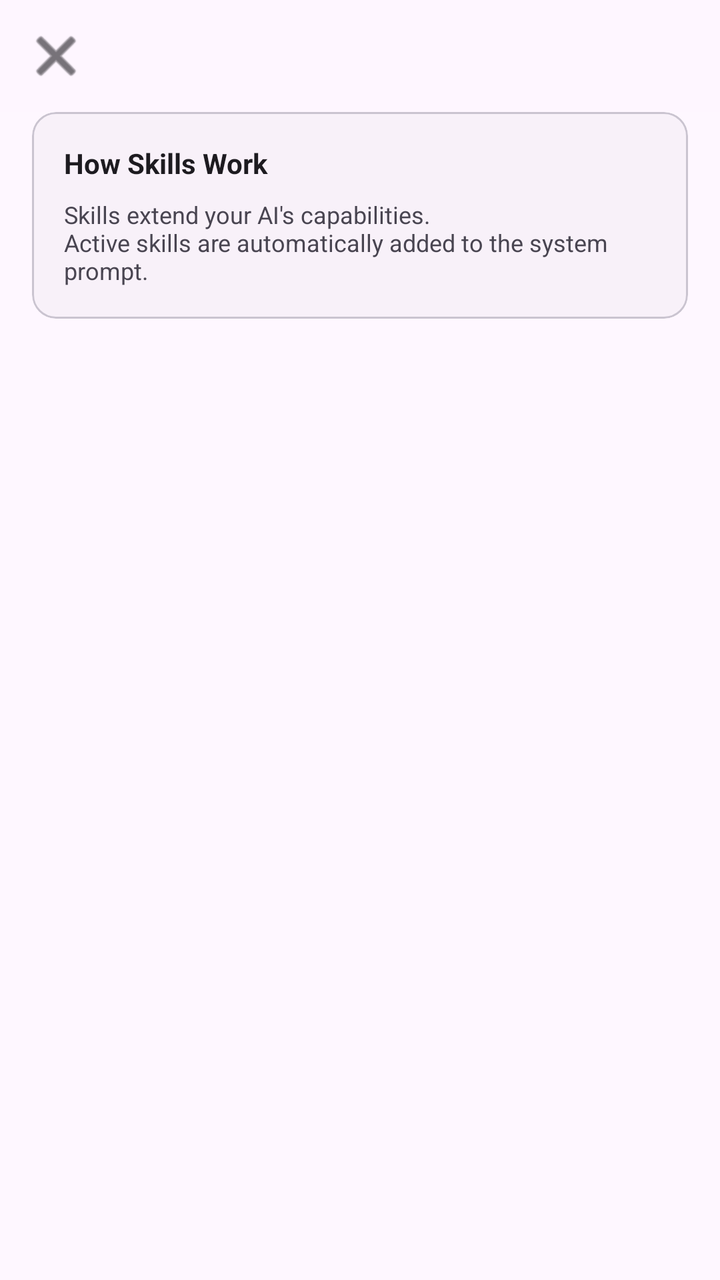
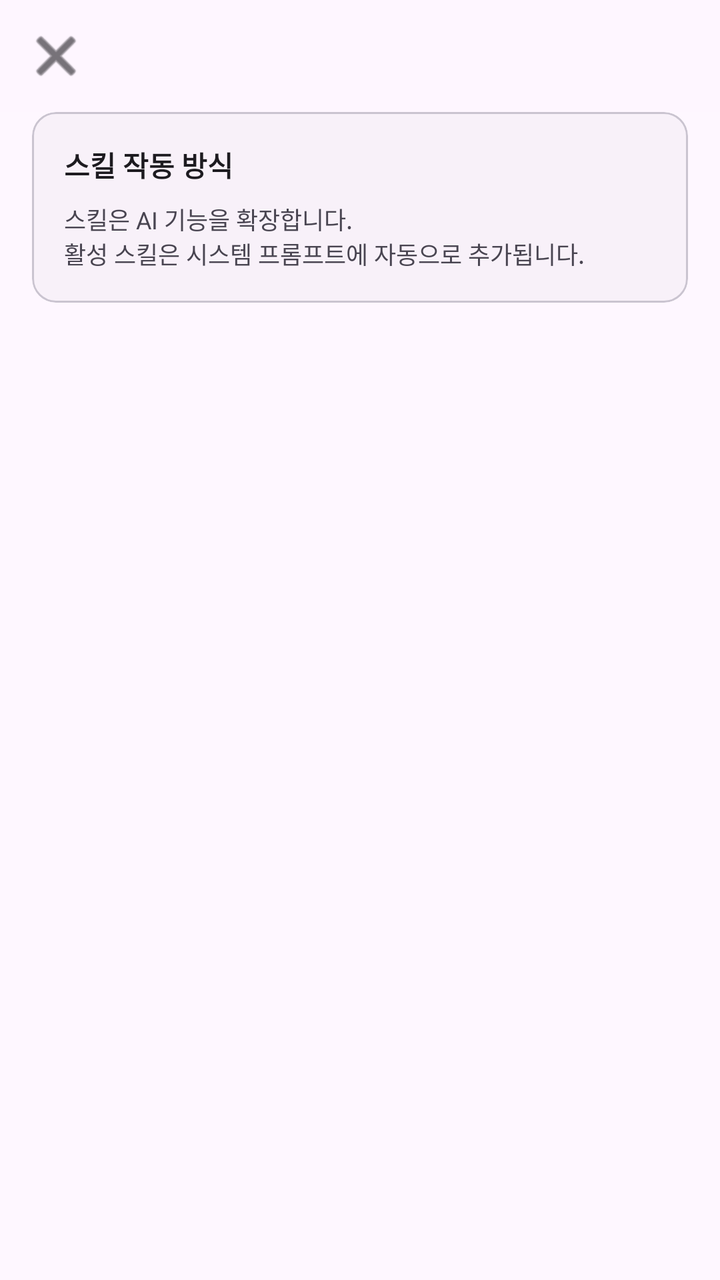

Two renders of the same Android screen: before a commit and after it. Below are the layout's source before the change and the commit's diff.
<!-- AndroidManifest.xml: application theme Theme.ClawDroid -->
<!-- res/layout/fragment_skill_settings.xml -->
<?xml version="1.0" encoding="utf-8"?>
<LinearLayout
    xmlns:android="http://schemas.android.com/apk/res/android"
    xmlns:app="http://schemas.android.com/apk/res-auto"
    android:layout_width="match_parent"
    android:layout_height="match_parent"
    android:orientation="vertical"
    android:background="@color/md_surface">

    <com.google.android.material.appbar.MaterialToolbar
        android:id="@+id/toolbar"
        android:layout_width="match_parent"
        android:layout_height="@dimen/toolbar_height"
        android:background="@color/surface_80"
        android:elevation="0dp"
        app:navigationIcon="@android:drawable/ic_menu_close_clear_cancel"
        app:navigationIconTint="@color/md_on_surface" />

    
    <com.google.android.material.card.MaterialCardView
        android:layout_width="match_parent"
        android:layout_height="wrap_content"
        android:layout_marginHorizontal="@dimen/spacing_lg"
        app:cardCornerRadius="@dimen/radius_lg"
        app:cardElevation="0dp"
        app:cardBackgroundColor="@color/md_surface_container_low">

        <LinearLayout
            android:layout_width="match_parent"
            android:layout_height="wrap_content"
            android:orientation="vertical"
            android:padding="@dimen/spacing_lg">

            <TextView
                android:layout_width="wrap_content"
                android:layout_height="wrap_content"
                android:text="How Skills Work"
                android:textSize="@dimen/text_base"
                android:textStyle="bold"
                android:textColor="@color/md_on_surface" />

            <TextView
                android:layout_width="match_parent"
                android:layout_height="wrap_content"
                android:text="Skills extend your AI's capabilities.\nActive skills are automatically added to the system prompt."
                android:textSize="@dimen/text_sm"
                android:textColor="@color/md_on_surface_variant"
                android:layout_marginTop="@dimen/spacing_sm" />

        </LinearLayout>

    </com.google.android.material.card.MaterialCardView>

    <androidx.recyclerview.widget.RecyclerView
        android:id="@+id/recyclerSkills"
        android:layout_width="match_parent"
        android:layout_height="0dp"
        android:layout_weight="1"
        android:clipToPadding="false"
        android:paddingHorizontal="@dimen/spacing_lg"
        android:paddingTop="@dimen/spacing_lg"
        android:paddingBottom="@dimen/spacing_2xl"
        app:layoutManager="androidx.recyclerview.widget.LinearLayoutManager" />

    <TextView
        android:id="@+id/tvEmptyState"
        android:layout_width="match_parent"
        android:layout_height="0dp"
        android:layout_weight="1"
        android:gravity="center"
        android:text="No skills registered.\nAdd SKILL.md to the skills folder."
        android:textSize="@dimen/text_sm"
        android:textColor="@color/md_on_surface_variant"
        android:visibility="gone" />

</LinearLayout>
<!-- resources referenced by this layout -->
<resources>
  <color name="md_on_surface">#1D1B20</color>
  <color name="md_on_surface_variant">#494551</color>
  <color name="md_surface">#FEF7FF</color>
  <color name="md_surface_container_low">#F8F1F9</color>
  <color name="surface_80">#CCFEF7FF</color>
  <dimen name="radius_lg">12dp</dimen>
  <dimen name="spacing_2xl">32dp</dimen>
  <dimen name="spacing_lg">16dp</dimen>
  <dimen name="spacing_sm">8dp</dimen>
  <dimen name="text_base">14sp</dimen>
  <dimen name="text_sm">12sp</dimen>
  <dimen name="toolbar_height">56dp</dimen>
  <style name="Theme.ClawDroid" parent="Theme.Material3.Light.NoActionBar">
          
          <item name="colorPrimary">@color/purple_primary</item>
          <item name="colorPrimaryContainer">@color/purple_primary_variant</item>
          <item name="colorOnPrimary">@color/purple_on_primary</item>
          <item name="colorOnPrimaryContainer">#E0D2FF</item>
  
          
          <item name="colorSecondary">#625B71</item>
          <item name="colorSecondaryContainer">#E8DEF9</item>
          <item name="colorOnSecondary">@color/purple_on_primary</item>
          <item name="colorOnSecondaryContainer">#686177</item>
  
          
          <item name="colorTertiary">#633B48</item>
          <item name="colorTertiaryContainer">#7D5260</item>
          <item name="colorOnTertiary">@color/purple_on_primary</item>
          <item name="colorOnTertiaryContainer">#FFCBDA</item>
  
          
          <item name="colorError">#BA1A1A</item>
          <item name="colorErrorContainer">#FFDAD6</item>
          <item name="colorOnError">@color/purple_on_primary</item>
          <item name="colorOnErrorContainer">#93000A</item>
  
          
          <item name="colorSurface">#FEF7FF</item>
          <item name="colorSurfaceVariant">#E7E0E8</item>
          <item name="colorOnSurface">#1D1B20</item>
          <item name="colorOnSurfaceVariant">#494551</item>
          <item name="android:colorBackground">@color/background</item>
          <item name="colorOnBackground">#1D1B20</item>
          <item name="colorSurfaceContainerLowest">#FFFFFF</item>
          <item name="colorSurfaceContainerLow">#F8F1F9</item>
          <item name="colorSurfaceContainer">#F2ECF4</item>
          <item name="colorSurfaceContainerHigh">#EDE6EE</item>
          <item name="colorSurfaceContainerHighest">#E7E0E8</item>
  
          
          <item name="colorOutline">#7A7582</item>
          <item name="colorOutlineVariant">#CBC4D2</item>
  
          
          <item name="colorSurfaceInverse">#322F35</item>
          <item name="colorOnSurfaceInverse">#F5EFF6</item>
          <item name="colorPrimaryInverse">#CFBCFF</item>
  
          
          <item name="android:statusBarColor">@color/background</item>
          <item name="android:navigationBarColor">#FEF7FF</item>
          <item name="android:windowLightStatusBar">true</item>
  
          
          <item name="shapeAppearanceSmallComponent">@style/Shape.ClawDroid.Small</item>
          <item name="shapeAppearanceMediumComponent">@style/Shape.ClawDroid.Medium</item>
          <item name="shapeAppearanceLargeComponent">@style/Shape.ClawDroid.Large</item>
      </style>
  <color name="purple_primary">#4F378A</color>
  <color name="purple_primary_variant">#6750A4</color>
  <color name="purple_on_primary">#FFFFFF</color>
  <color name="background">#FEF7FF</color>
  <style name="Shape.ClawDroid.Small" parent="ShapeAppearance.Material3.SmallComponent">
          <item name="cornerSize">8dp</item>
      </style>
  <style name="Shape.ClawDroid.Large" parent="ShapeAppearance.Material3.LargeComponent">
          <item name="cornerSize">24dp</item>
      </style>
  <!-- unchanged entries left out for length: 1 -->
</resources>

<!-- the commit's change to res/layout/fragment_skill_settings.xml (unified diff, before → after) -->
@@ -34,7 +34,7 @@
             <TextView
                 android:layout_width="wrap_content"
                 android:layout_height="wrap_content"
-                android:text="How Skills Work"
+                android:text="@string/skill_how_title"
                 android:textSize="@dimen/text_base"
                 android:textStyle="bold"
                 android:textColor="@color/md_on_surface" />
@@ -42,7 +42,7 @@
             <TextView
                 android:layout_width="match_parent"
                 android:layout_height="wrap_content"
-                android:text="Skills extend your AI's capabilities.\nActive skills are automatically added to the system prompt."
+                android:text="@string/skill_how_desc"
                 android:textSize="@dimen/text_sm"
                 android:textColor="@color/md_on_surface_variant"
                 android:layout_marginTop="@dimen/spacing_sm" />
@@ -68,7 +68,7 @@
         android:layout_height="0dp"
         android:layout_weight="1"
         android:gravity="center"
-        android:text="No skills registered.\nAdd SKILL.md to the skills folder."
+        android:text="@string/skill_empty"
         android:textSize="@dimen/text_sm"
         android:textColor="@color/md_on_surface_variant"
         android:visibility="gone" />
<!-- resource entries referenced after the edit -->
@@ -12,6 +12,9 @@
   <dimen name="text_base">14sp</dimen>
   <dimen name="text_sm">12sp</dimen>
   <dimen name="toolbar_height">56dp</dimen>
+  <string name="skill_empty">등록된 스킬이 없습니다.\nskills 폴더에 SKILL.md를 추가하세요.</string>
+  <string name="skill_how_desc">스킬은 AI 기능을 확장합니다.\n활성 스킬은 시스템 프롬프트에 자동으로 추가됩니다.</string>
+  <string name="skill_how_title">스킬 작동 방식</string>
   <style name="Theme.ClawDroid" parent="Theme.Material3.Light.NoActionBar">
           
           <item name="colorPrimary">@color/purple_primary</item>
@@ -61,8 +64,9 @@
   
           
           <item name="android:statusBarColor">@color/background</item>
-          <item name="android:navigationBarColor">#FEF7FF</item>
+          <item name="android:navigationBarColor">@color/md_primary_container</item>
           <item name="android:windowLightStatusBar">true</item>
+          <item name="android:windowLightNavigationBar">false</item>
   
           
           <item name="shapeAppearanceSmallComponent">@style/Shape.ClawDroid.Small</item>
@@ -73,6 +77,7 @@
   <color name="purple_primary_variant">#6750A4</color>
   <color name="purple_on_primary">#FFFFFF</color>
   <color name="background">#FEF7FF</color>
+  <color name="md_primary_container">#6750A4</color>
   <style name="Shape.ClawDroid.Small" parent="ShapeAppearance.Material3.SmallComponent">
           <item name="cornerSize">8dp</item>
       </style>
